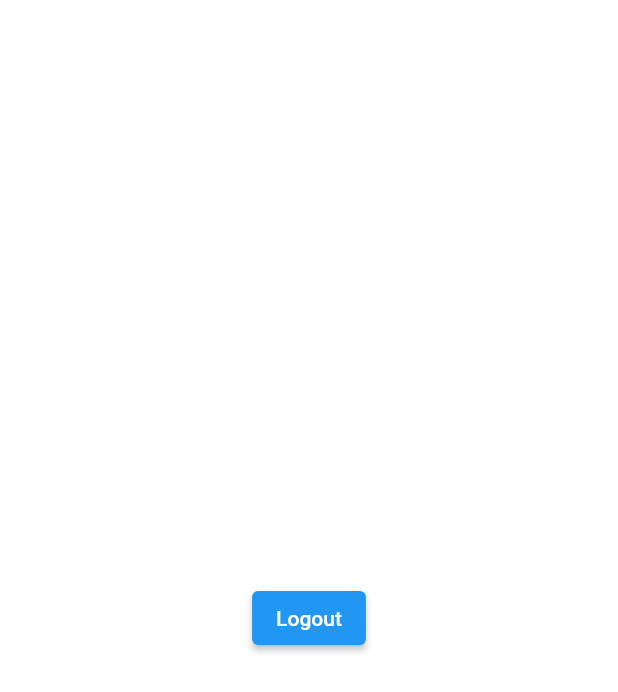
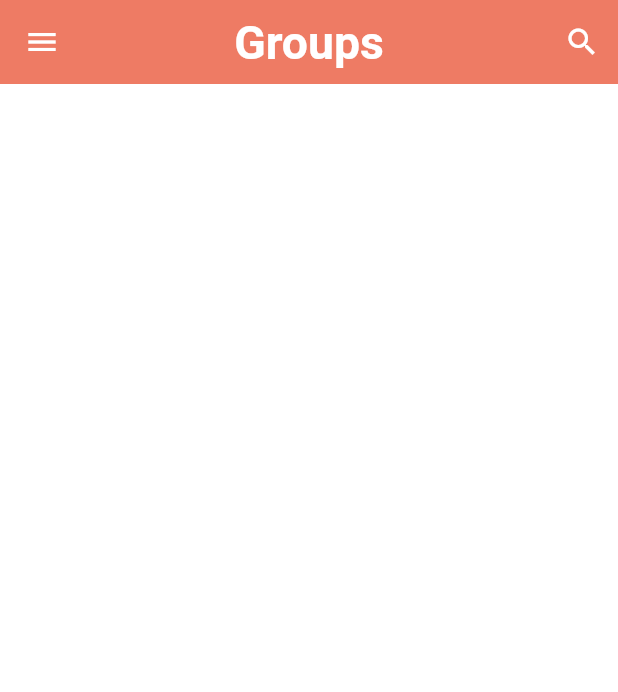
Before and after one commit to MdLimon123/GroupMessageApp, a Flutter app: the HomePage screen opened directly, on a phone screen of 412 x 824 dp. Shown: the top 692 px of the screen. Run offline on Flutter 3.47's test engine with Material 2 defaults, Android fonts, the phone set to English and light mode, and no system bars; our stand-ins replace cloud_firestore, firebase_auth, firebase_core, flutter_screenutil, shared_preferences; accounts and stored records are empty.

Commit message:
home screen

```diff
--- a/lib/helper/helper_funcation.dart
+++ b/lib/helper/helper_funcation.dart
@@ -24,4 +24,14 @@ class HelperFuncation {
     SharedPreferences sf = await SharedPreferences.getInstance();
     return sf.getBool(userLoggedInKey);
   }
+
+  static Future<String?> getUserEmailFromSF() async {
+    SharedPreferences sf = await SharedPreferences.getInstance();
+    return sf.getString(userEmailKey);
+  }
+
+  static Future<String?> getUserNameFromSF() async {
+    SharedPreferences sf = await SharedPreferences.getInstance();
+    return sf.getString(userNameKey);
+  }
 }
--- a/lib/pages/home_page.dart
+++ b/lib/pages/home_page.dart
@@ -1,5 +1,9 @@
 import 'package:flutter/material.dart';
+import 'package:flutter_screenutil/flutter_screenutil.dart';
+import 'package:message_app/helper/helper_funcation.dart';
+import 'package:message_app/pages/search_page.dart';
 import 'package:message_app/services/auth_service.dart';
+import 'package:message_app/widgets/widget.dart';
 
 class HomePage extends StatefulWidget {
   const HomePage({super.key});
@@ -9,16 +13,74 @@ class HomePage extends StatefulWidget {
 }
 
 class _HomePageState extends State<HomePage> {
+  String email = "";
+  String userName = "";
   AuthService _authService = AuthService();
+
+  @override
+  void initState() {
+    // TODO: implement initState
+    super.initState();
+
+    gettingUserData();
+  }
+
+  gettingUserData() async {
+    await HelperFuncation.getUserEmailFromSF().then((value) {
+      setState(() {
+        email = value!;
+      });
+    });
+
+    await HelperFuncation.getUserNameFromSF().then((value) {
+      setState(() {
+        userName = value!;
+      });
+    });
+  }
+
   @override
   Widget build(BuildContext context) {
     return Scaffold(
-      body: Center(
-        child: ElevatedButton(
-            onPressed: () {
-              _authService.signOut();
-            },
-            child: Text("Logout")),
+      appBar: AppBar(
+        elevation: 0,
+        centerTitle: true,
+        backgroundColor: Theme.of(context).primaryColor,
+        title: Text(
+          'Groups',
+          style: TextStyle(
+              color: Colors.white,
+              fontSize: 27.sp,
+              fontWeight: FontWeight.bold),
+        ),
+        actions: [
+          IconButton(
+              onPressed: () {
+                // navigate to search screen
+                nextScreen(context, SearchPage());
+              },
+              icon: const Icon(Icons.search))
+        ],
+      ),
+      drawer: Drawer(
+        child: ListView(
+          padding: EdgeInsets.symmetric(vertical: 50.h),
+          children: [
+            Icon(
+              Icons.account_circle,
+              size: 100.sp,
+              color: Colors.grey[700],
+            ),
+            SizedBox(
+              height: 15.h,
+            ),
+            Text(
+              userName,
+              style: const TextStyle(fontWeight: FontWeight.bold),
+              textAlign: TextAlign.center,
+            )
+          ],
+        ),
       ),
     );
   }
--- /dev/null
+++ b/lib/pages/search_page.dart
@@ -0,0 +1,17 @@
+import 'package:flutter/material.dart';
+
+class SearchPage extends StatefulWidget {
+  const SearchPage({super.key});
+
+  @override
+  State<SearchPage> createState() => _SearchPage();
+}
+
+class _SearchPage extends State<SearchPage> {
+  @override
+  Widget build(BuildContext context) {
+    return Scaffold(
+      body: Center(child: Text("search")),
+    );
+  }
+}
```
